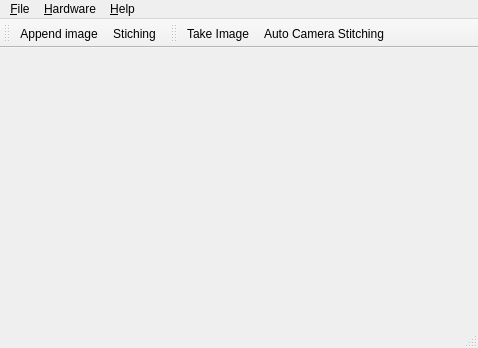
Christian-Kr/microscope, file ui/mainwin.ui: the form before one commit.
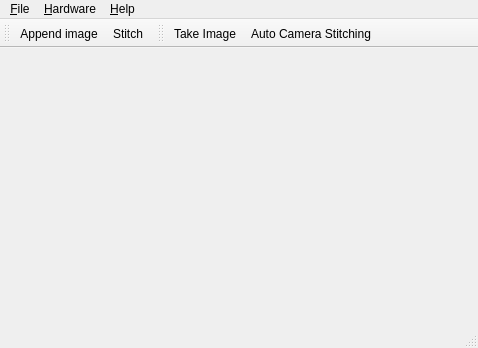
The form after the commit. Icons and pictures are not drawn.

Commit message: Repair stitchIMages function

```diff
--- a/ui/mainwin.ui
+++ b/ui/mainwin.ui
@@ -74,7 +74,7 @@
     <bool>false</bool>
    </attribute>
    <addaction name="actAppendImage"/>
-   <addaction name="actStiching"/>
+   <addaction name="actImageStitching"/>
   </widget>
   <widget class="QToolBar" name="tbCamera">
    <property name="windowTitle">
@@ -100,13 +100,13 @@
     <string>Ctrl+T</string>
    </property>
   </action>
-  <action name="actStiching">
+  <action name="actImageStitching">
    <property name="icon">
     <iconset resource="../rsrc/mainresources.qrc">
      <normaloff>:/icons/icons/link.svg</normaloff>:/icons/icons/link.svg</iconset>
    </property>
    <property name="text">
-    <string>Stiching</string>
+    <string>Stitch</string>
    </property>
    <property name="toolTip">
     <string>Start stiching images on board</string>
```
Left out of the diff: 22 changed lines with no effect on the pictures. The commit also changes 4 other files.
